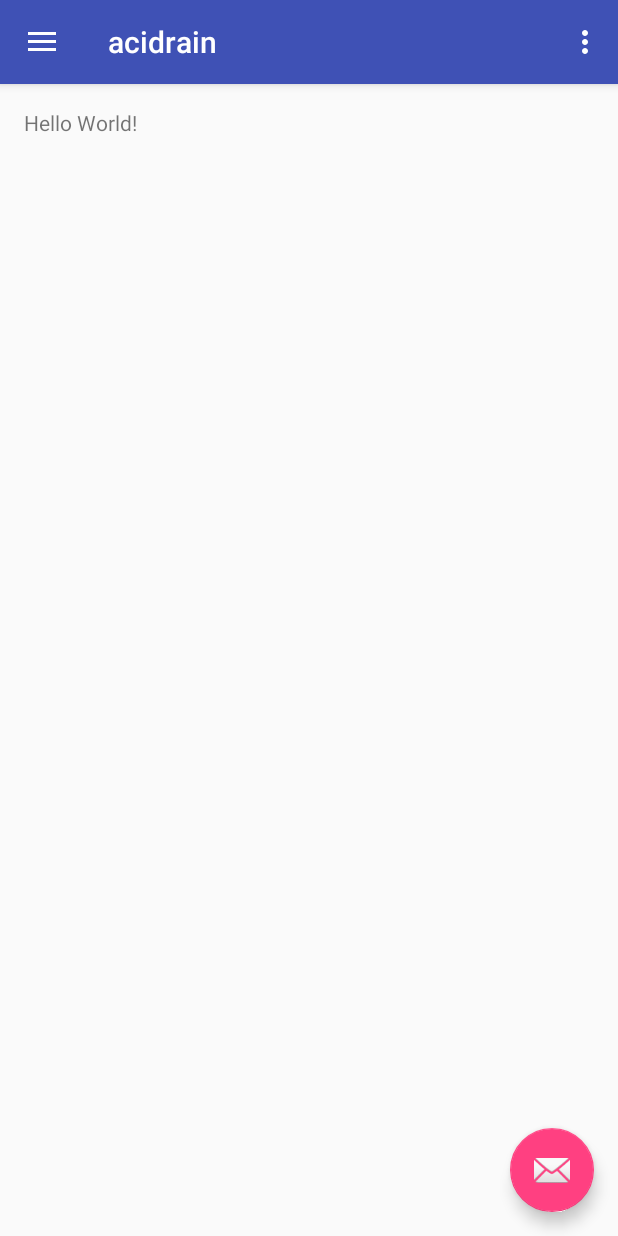
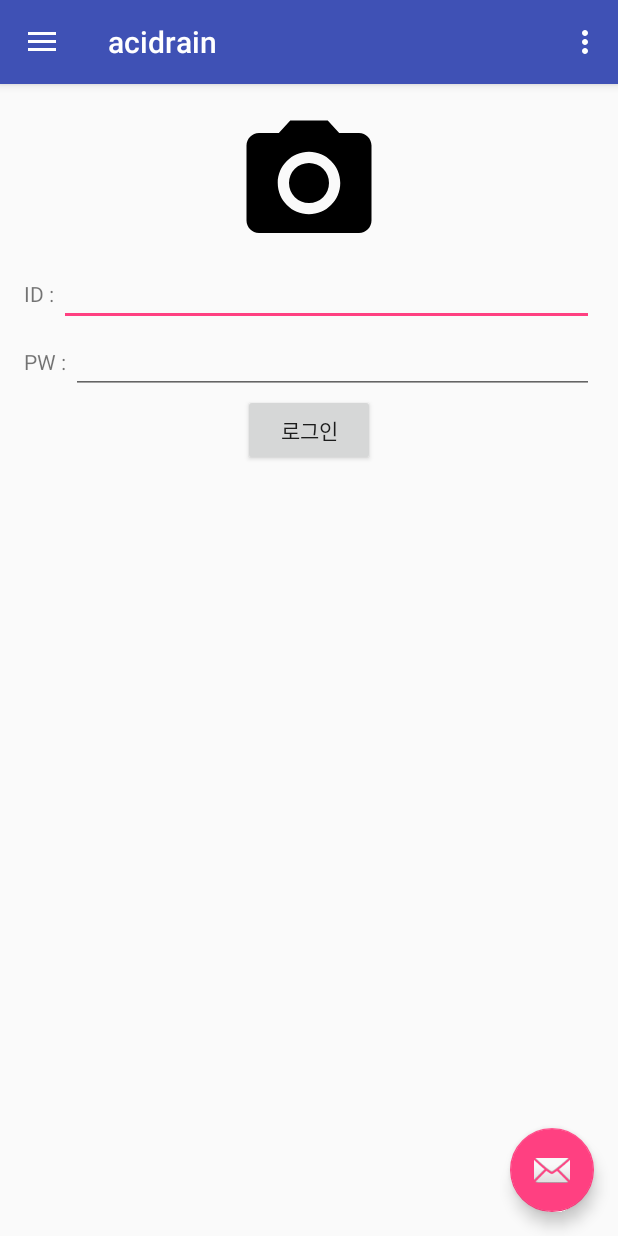
Before and after one commit to showerbugs/acidrain-android, an Android app: the screen it shows after launch (MainActivity), on a phone screen of 412 x 824 dp. Run offline under Robolectric (Android 15) with nearby library versions, the phone set to English and light mode, and no system bars.

Commit message:
Add login layout

```diff
--- a/app/src/main/res/layout/content_main.xml
+++ b/app/src/main/res/layout/content_main.xml
@@ -1,21 +1,72 @@
 <?xml version="1.0" encoding="utf-8"?>
-<RelativeLayout
-    xmlns:android="http://schemas.android.com/apk/res/android"
+<RelativeLayout xmlns:android="http://schemas.android.com/apk/res/android"
     xmlns:tools="http://schemas.android.com/tools"
-    xmlns:app="http://schemas.android.com/apk/res-auto"
     android:id="@+id/content_main"
     android:layout_width="match_parent"
     android:layout_height="match_parent"
+    android:paddingBottom="@dimen/activity_vertical_margin"
     android:paddingLeft="@dimen/activity_horizontal_margin"
     android:paddingRight="@dimen/activity_horizontal_margin"
     android:paddingTop="@dimen/activity_vertical_margin"
-    android:paddingBottom="@dimen/activity_vertical_margin"
-    app:layout_behavior="@string/appbar_scrolling_view_behavior"
-    tools:showIn="@layout/app_bar_main"
-    tools:context="shwerbugs.com.acidrain.MainActivity">
+    tools:context="shwerbugs.com.acidrain.MainActivity"
+    tools:showIn="@layout/app_bar_main">
 
-    <TextView
+    <ImageView
+        android:id="@+id/login_logo"
+        android:layout_width="match_parent"
+        android:layout_height="100dp"
+        android:layout_alignParentTop="true"
+        android:layout_marginTop="?attr/actionBarSize"
+        android:layout_centerHorizontal="true"
+        android:contentDescription="@string/app_name"
+        android:src="@drawable/ic_menu_camera" />
+
+    <LinearLayout
+        android:id="@+id/login_id_container"
+        android:layout_width="match_parent"
+        android:layout_height="wrap_content"
+        android:layout_centerHorizontal="true"
+        android:layout_below="@id/login_logo"
+        android:orientation="horizontal">
+
+        <TextView
+            android:layout_width="wrap_content"
+            android:layout_height="wrap_content"
+            android:text="ID : " />
+
+        <EditText
+            android:id="@+id/login_id"
+            android:layout_width="match_parent"
+            android:layout_height="wrap_content"
+            android:inputType="text" />
+
+    </LinearLayout>
+
+    <LinearLayout
+        android:id="@+id/login_pw_container"
+        android:layout_width="match_parent"
+        android:layout_height="wrap_content"
+        android:layout_centerHorizontal="true"
+        android:layout_below="@id/login_id_container"
+        android:orientation="horizontal">
+
+        <TextView
+            android:layout_width="wrap_content"
+            android:layout_height="wrap_content"
+            android:text="PW : " />
+
+        <EditText
+            android:id="@+id/login_pw"
+            android:layout_width="match_parent"
+            android:layout_height="wrap_content"
+            android:inputType="number" />
+    </LinearLayout>
+
+    <Button
+        android:id="@+id/login_confirm"
+        android:text="로그인"
         android:layout_width="wrap_content"
         android:layout_height="wrap_content"
-        android:text="Hello World!" />
+        android:layout_below="@id/login_pw_container"
+        android:layout_centerHorizontal="true" />
 </RelativeLayout>
```
